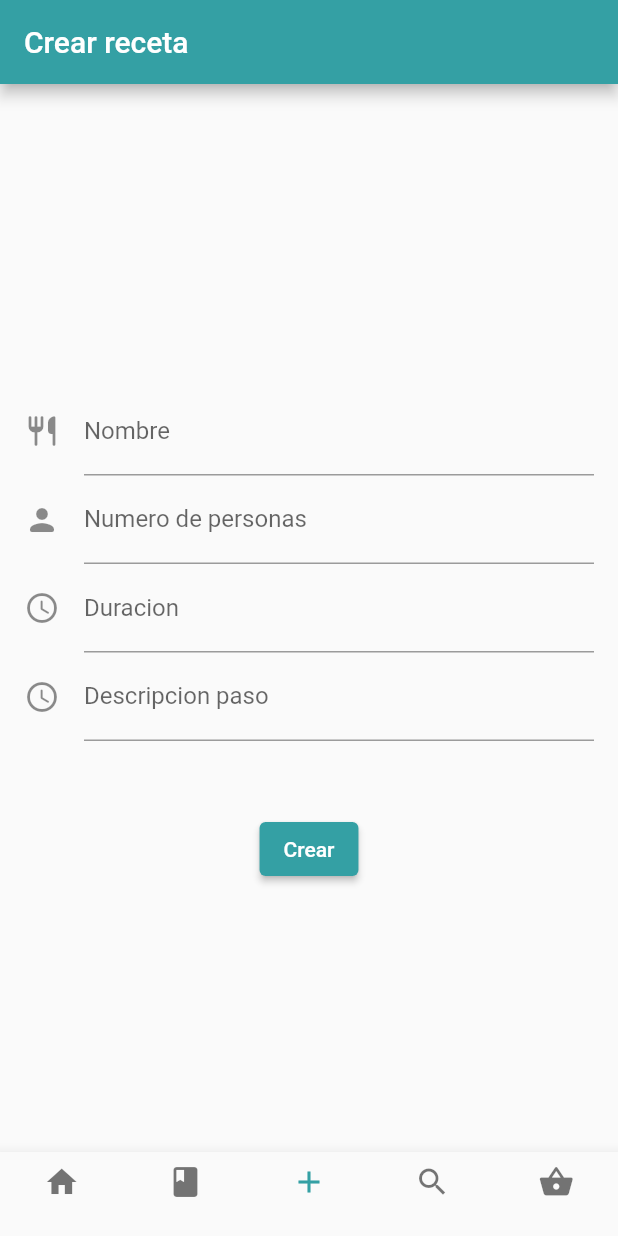
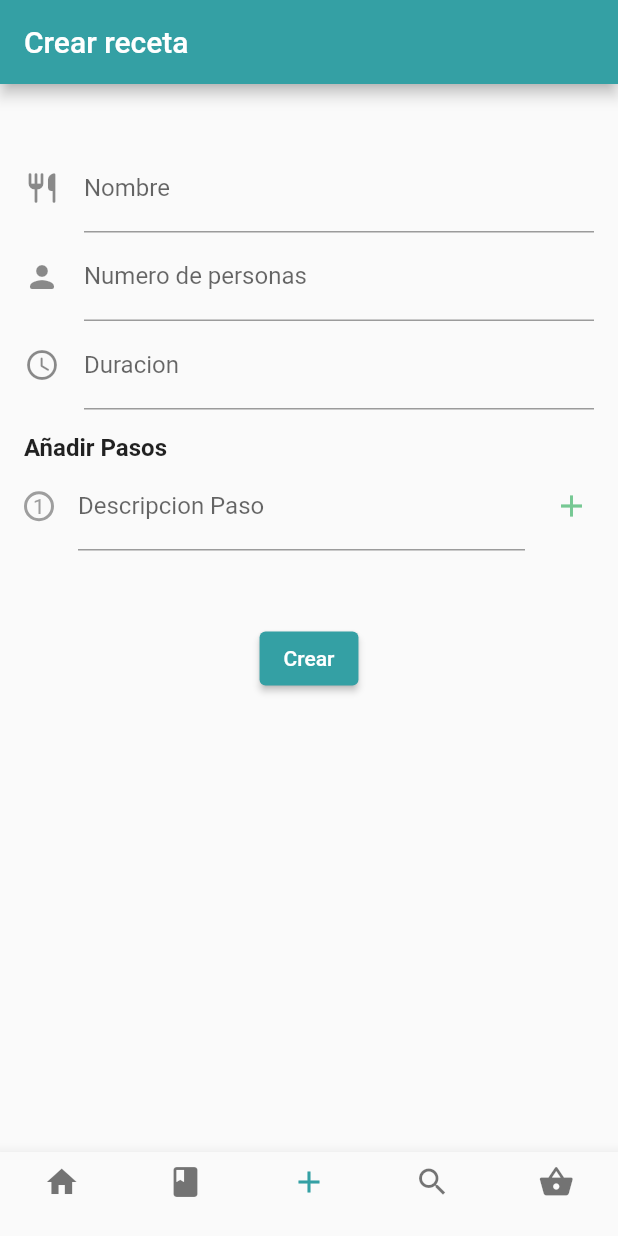
Before and after one commit to MBM-devs/letscookit, a Flutter app: the screen it shows after launch, item 3 of the bottom bar chosen, on a phone screen of 412 x 824 dp. Run offline on Flutter 3.47's test engine with Material 2 defaults, Android fonts, the light colour scheme and no system bars.

Commit message:
Add pasos on Crear Receta

```diff
--- a/letscookit/lib/main.dart
+++ b/letscookit/lib/main.dart
@@ -75,7 +75,7 @@ class _MyAppState extends State<MyApp> {
           appBar: AppBar(
             title: Text(_titulos[_paginaActual]),
           ),
-          body: _paginas[_paginaActual],
+          body: SingleChildScrollView(child: _paginas[_paginaActual]),
           bottomNavigationBar: BottomNavigationBar(
             // selectedIconTheme: IconThemeData(color: Palette.mainBlue[200]),
             // unselectedIconTheme: IconThemeData(color: Palette.mainBlue),
--- a/letscookit/lib/pages/receipt.dart
+++ b/letscookit/lib/pages/receipt.dart
@@ -1,6 +1,7 @@
 import 'package:flutter/material.dart';
+import 'package:letscookit/config/palette.dart';
 import 'package:letscookit/utilities/libro_recetas.dart';
-// import '../widgets/pasos_text_fields.dart';
+import '../widgets/pasos_text_fields.dart';
 
 //import 'dynamic_fields.dart';
 
@@ -15,12 +16,13 @@ class _ReceiptState extends State<Receipt> {
   final _formKey = GlobalKey<FormState>();
 
   List<TextEditingController> pasos = [TextEditingController()];
-  static List<String> pasosStringList = [];
 
   TextEditingController _nombreReceta = TextEditingController();
   TextEditingController _numeroPersonas = TextEditingController();
   TextEditingController _tiempoReceta = TextEditingController();
   TextEditingController _pasoController = TextEditingController();
+
+  static List<String> pasosList = [""];
 
   String nombre = '';
   int numPersonas = 1;
@@ -82,32 +84,19 @@ class _ReceiptState extends State<Receipt> {
                   return null;
                 },
               ),
-              TextFormField(
-                controller: _pasoController,
-                decoration: const InputDecoration(
-                  icon: Icon(Icons.access_time_rounded),
-                  hintText: 'Introduce la descripcion del paso.',
-                  labelText: 'Descripcion paso',
+
+              const Padding(
+                padding: EdgeInsets.only(top: 16.0),
+                child: Text(
+                  'Añadir Pasos',
+                  style: TextStyle(fontWeight: FontWeight.w700, fontSize: 16),
                 ),
-                validator: (value) {
-                  if (value == null || value.isEmpty) {
-                    return 'Por favor, introduzca la descripcion del paso o elimínelo';
-                  }
-                  return null;
-                },
               ),
+              ..._getPasos(), // Inserta todos los widgets de la lista en el form
 
-              // TextFormField(
-              //   controller: _pasos,
-              //   decoration: const InputDecoration(
-              //     icon: Icon(Icons.text_fields),
-              //     hintText: 'Introduce los pasos de la receta',
-              //     labelText: 'Pasos',
-              //   ),
-              // ),
               const SizedBox(height: 48.0),
 
-              // Spacer(), PARA QUE EL BOTON ESTÉ DEBAJO DEL TODO
+              //Spacer(), //PARA QUE EL BOTON ESTÉ DEBAJO DEL TODO
               Center(
                 child: ElevatedButton(
                   // style: ElevatedButton.styleFrom(
@@ -141,95 +130,49 @@ class _ReceiptState extends State<Receipt> {
     );
   }
 
+  /// get firends text-fields
   List<Widget> _getPasos() {
-    List<Widget> friendsTextFieldsList = [];
-    for (int i = 0; i < pasosStringList.length; i++) {
-      friendsTextFieldsList.add(Padding(
-        padding: const EdgeInsets.symmetric(vertical: 16.0),
-        child: Row(
+    List<Widget> pasosTextFields = [];
+    for (int i = 0; i < pasosList.length; i++) {
+      pasosTextFields.add(
+        // Padding(
+        // padding: const EdgeInsets.symmetric(vertical: 16.0),
+        // child:
+        Row(
           children: [
-            Expanded(child: PasosTextFields(i)),
+            Expanded(child: PasosTextFields(i, pasosList)),
             SizedBox(
               width: 16,
             ),
-            // we need add button at last friends row only
-            _addRemoveButton(i == pasosStringList.length - 1, i),
+            // we need add button at last friends row
+            _addRemoveButton(i == pasosList.length - 1, i),
           ],
         ),
-      ));
+        // )
+      );
     }
-    return friendsTextFieldsList;
+    return pasosTextFields;
   }
 
+  ///Añade el boton de añadir y eliminat
   Widget _addRemoveButton(bool add, int index) {
     return InkWell(
       onTap: () {
         if (add) {
           // add new text-fields at the top of all friends textfields
-          pasosStringList.insert(0, '');
+          pasosList.insert(0, '');
         } else
-          pasosStringList.removeAt(index);
+          pasosList.removeAt(index);
         setState(() {});
       },
       child: Container(
         width: 30,
         height: 30,
-        decoration: BoxDecoration(
-          color: (add) ? Colors.green : Colors.red,
-          borderRadius: BorderRadius.circular(20),
-        ),
         child: Icon(
           (add) ? Icons.add : Icons.remove,
-          color: Colors.white,
+          color: (add) ? Palette.mainGreen : Colors.red[300],
         ),
       ),
     );
   }
 }
-
-class PasosTextFields extends StatefulWidget {
-  final int index;
-  PasosTextFields(this.index);
-
-  @override
-  _PasosTextFields createState() => _PasosTextFields();
-}
-
-class _PasosTextFields extends State<PasosTextFields> {
-  TextEditingController _pasoController = new TextEditingController();
-
-  @override
-  void initState() {
-    super.initState();
-    _pasoController = TextEditingController();
-  }
-
-  @override
-  void dispose() {
-    _pasoController.dispose();
-    super.dispose();
-  }
-
-  @override
-  Widget build(BuildContext context) {
-    WidgetsBinding.instance?.addPostFrameCallback((timeStamp) {
-      _pasoController.text = _ReceiptState.pasosStringList[widget.index] ?? '';
-    });
-
-    return TextFormField(
-      controller: _pasoController,
-      decoration: const InputDecoration(
-        icon: Icon(Icons.person_rounded),
-        hintText: 'Introduce el paso: ',
-        labelText: 'Descripcion Paso',
-      ),
-      onChanged: (value) => _ReceiptState.pasosStringList[widget.index] = value,
-      validator: (value) {
-        if (value == null || value.isEmpty) {
-          return 'Por favor, introduzca una descripción del paso o elimínelo';
-        }
-        return null;
-      },
-    );
-  }
-}
--- a/letscookit/lib/widgets/pasos_text_fields.dart
+++ b/letscookit/lib/widgets/pasos_text_fields.dart
@@ -1,17 +1,20 @@
 import 'package:flutter/material.dart';
+import 'package:letscookit/config/palette.dart';
 import 'package:letscookit/pages/receipt.dart';
 
 class PasosTextFields extends StatefulWidget {
   final int index;
-  PasosTextFields(this.index);
+  List<String> pasosList;
+  PasosTextFields(this.index, this.pasosList);
 
   @override
   _PasosTextFields createState() => _PasosTextFields();
 }
 
 class _PasosTextFields extends State<PasosTextFields> {
-  TextEditingController _pasoController = new TextEditingController();
+  TextEditingController _pasoController = TextEditingController();
 
+  _PasosTextFields();
   @override
   void initState() {
     super.initState();
@@ -27,17 +30,32 @@ class _PasosTextFields extends State<PasosTextFields> {
   @override
   Widget build(BuildContext context) {
     WidgetsBinding.instance?.addPostFrameCallback((timeStamp) {
-      _pasoController.text = _ReceiptState.textPasos[widget.index] ?? '';
+      _pasoController.text = widget.pasosList[widget.index];
     });
-
     return TextFormField(
       controller: _pasoController,
-      decoration: const InputDecoration(
-        icon: Icon(Icons.person_rounded),
-        hintText: 'Introduce el paso: ',
+      decoration: InputDecoration(
+        icon: Container(
+          width: 20,
+          height: 20,
+          child: Center(
+            child: Text(
+              "${widget.index + 1}",
+              style: const TextStyle(color: Colors.grey),
+            ),
+          ),
+          decoration: BoxDecoration(
+            border: Border.all(
+              width: 2,
+              color: Colors.grey,
+            ),
+            borderRadius: BorderRadius.circular(20),
+          ),
+        ),
+        hintText: 'Introduce el paso ',
         labelText: 'Descripcion Paso',
       ),
-      onChanged: (value) => _ReceiptState.textPasos[widget.index] = value,
+      onChanged: (value) => widget.pasosList[widget.index] = value,
       validator: (value) {
         if (value == null || value.isEmpty) {
           return 'Por favor, introduzca una descripción del paso o elimínelo';
```
